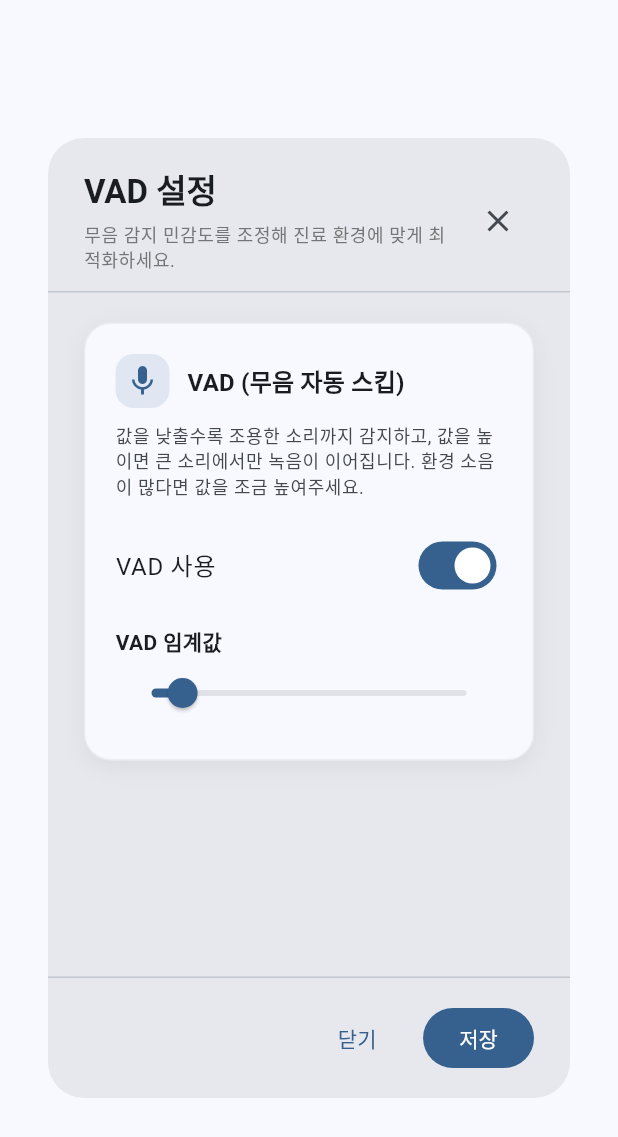
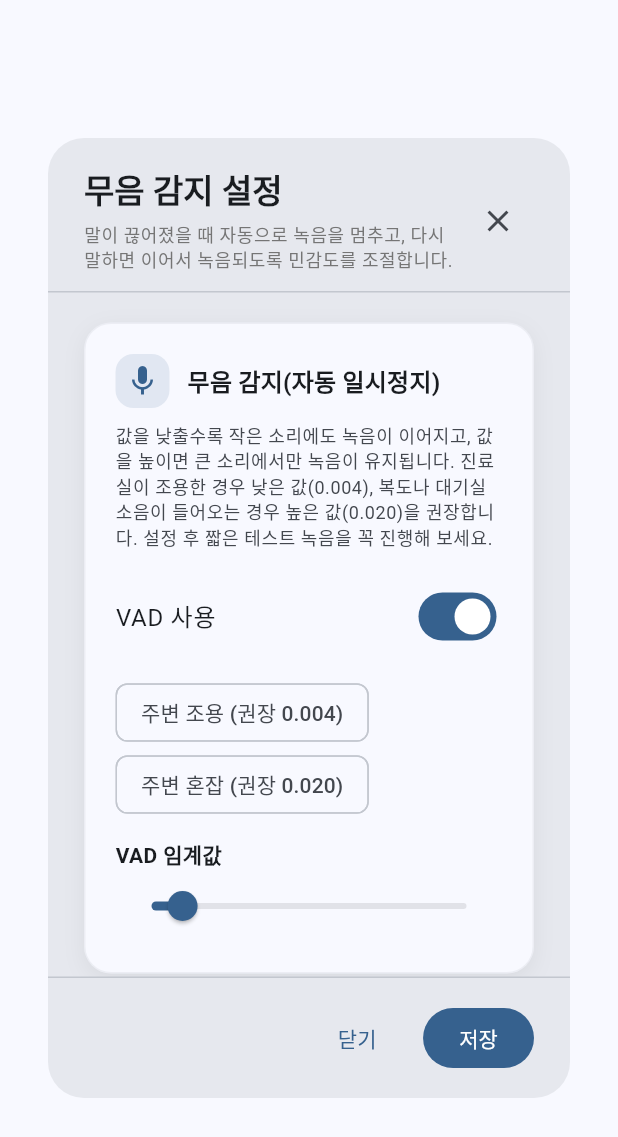
Before and after one commit to Eyebottle/eyebottlelee, a Flutter app: the AdvancedSettingsDialog widget shown alone on an empty page, opened directly with empty values, on a phone screen of 412 x 824 dp. Shown: the top 1137 px of the screen. Run offline on Flutter 3.47's test engine with Material 3 defaults, Android fonts, the phone set to English and light mode, and no system bars; our stand-ins replace logger, shared_preferences; missing offline and left inert: cron, file_selector, launch_at_startup, record, system_tray, window_manager; accounts and stored records are empty.

Commit message:
feat: add VAD presets and guidance

```diff
--- a/lib/ui/widgets/advanced_settings_dialog.dart
+++ b/lib/ui/widgets/advanced_settings_dialog.dart
@@ -1,3 +1,5 @@
+// ignore_for_file: invalid_use_of_protected_member
+
 import 'dart:io' show Platform;
 
 import 'package:flutter/foundation.dart';
@@ -35,6 +37,7 @@ class _AdvancedSettingsDialogState extends State<AdvancedSettingsDialog> {
   bool _launchAtStartup = true;
   bool _loading = true;
   RetentionOption _retentionOption = RetentionOption.forever;
+  VadPreset? _vadPreset;
 
   @override
   void initState() {
@@ -53,6 +56,7 @@ class _AdvancedSettingsDialogState extends State<AdvancedSettingsDialog> {
       _vadThreshold = vadThreshold;
       _launchAtStartup = launch;
       _retentionOption = _optionFromDuration(retention);
+      _vadPreset = _presetFromThreshold(_vadThreshold);
       _loading = false;
     });
   }
@@ -118,8 +122,8 @@ class _AdvancedSettingsDialogState extends State<AdvancedSettingsDialog> {
     final theme = Theme.of(context);
     final (title, description) = switch (widget.section) {
       AdvancedSettingSection.vad => (
-          'VAD 설정',
-          '무음 감지 민감도를 조정해 진료 환경에 맞게 최적화하세요.'
+          '무음 감지 설정',
+          '말이 끊어졌을 때 자동으로 녹음을 멈추고, 다시 말하면 이어서 녹음되도록 민감도를 조절합니다.'
         ),
       AdvancedSettingSection.retention => (
           '녹음 파일 보관 기간',
@@ -168,9 +172,9 @@ class _AdvancedSettingsDialogState extends State<AdvancedSettingsDialog> {
       case AdvancedSettingSection.vad:
         return _SettingsCard(
           icon: Icons.mic,
-          title: 'VAD (무음 자동 스킵)',
+          title: '무음 감지(자동 일시정지)',
           description:
-              '값을 낮출수록 조용한 소리까지 감지하고, 값을 높이면 큰 소리에서만 녹음이 이어집니다. 환경 소음이 많다면 값을 조금 높여주세요.',
+              '값을 낮출수록 작은 소리에도 녹음이 이어지고, 값을 높이면 큰 소리에서만 녹음이 유지됩니다. 진료실이 조용한 경우 낮은 값(0.004), 복도나 대기실 소음이 들어오는 경우 높은 값(0.020)을 권장합니다. 설정 후 짧은 테스트 녹음을 꼭 진행해 보세요.',
           child: Column(
             crossAxisAlignment: CrossAxisAlignment.start,
             children: [
@@ -179,6 +183,34 @@ class _AdvancedSettingsDialogState extends State<AdvancedSettingsDialog> {
                 title: const Text('VAD 사용'),
                 value: _vadEnabled,
                 onChanged: (v) => setState(() => _vadEnabled = v),
+              ),
+              const SizedBox(height: 12),
+              Wrap(
+                spacing: 8,
+                children: [
+                  ChoiceChip(
+                    label: const Text('주변 조용 (권장 0.004)'),
+                    selected: _vadPreset == VadPreset.quiet,
+                    onSelected: (selected) {
+                      if (!selected) return;
+                      setState(() {
+                        _vadPreset = VadPreset.quiet;
+                        _vadThreshold = 0.004;
+                      });
+                    },
+                  ),
+                  ChoiceChip(
+                    label: const Text('주변 혼잡 (권장 0.020)'),
+                    selected: _vadPreset == VadPreset.noisy,
+                    onSelected: (selected) {
+                      if (!selected) return;
+                      setState(() {
+                        _vadPreset = VadPreset.noisy;
+                        _vadThreshold = 0.02;
+                      });
+                    },
+                  ),
+                ],
               ),
               const SizedBox(height: 12),
               Text(
@@ -195,7 +227,10 @@ class _AdvancedSettingsDialogState extends State<AdvancedSettingsDialog> {
                 divisions: 99,
                 label: _vadThreshold.toStringAsFixed(3),
                 onChanged: _vadEnabled
-                    ? (v) => setState(() => _vadThreshold = v)
+                    ? (v) => setState(() {
+                          _vadThreshold = v;
+                          _vadPreset = null;
+                        })
                     : null,
               ),
             ],
@@ -205,20 +240,28 @@ class _AdvancedSettingsDialogState extends State<AdvancedSettingsDialog> {
         return _SettingsCard(
           icon: Icons.history,
           title: '녹음 파일 자동 삭제 기간',
-          description: '선택한 기간이 지나면 앱이 날짜별 폴더를 포함해 자동으로 정리합니다.',
-          child: Wrap(
-            spacing: 8,
-            runSpacing: 8,
-            children: RetentionOption.values
-                .map(
-                  (option) => ChoiceChip(
-                    label: Text(_labelForOption(option)),
-                    selected: _retentionOption == option,
-                    onSelected: (_) =>
-                        setState(() => _retentionOption = option),
-                  ),
-                )
-                .toList(),
+          description: '기본값은 영구 보존이며, 선택한 기간이 지나면 앱이 날짜별 폴더를 포함해 자동으로 정리합니다.',
+          child: Column(
+            mainAxisSize: MainAxisSize.min,
+            children: RetentionOption.values.map((option) {
+              final (label, detail) = _retentionDetails(option);
+              return RadioListTile<RetentionOption>(
+                contentPadding: EdgeInsets.zero,
+                title: Text(label,
+                    style: const TextStyle(fontWeight: FontWeight.w600)),
+                subtitle: detail == null
+                    ? null
+                    : Text(detail,
+                        style: Theme.of(context).textTheme.bodySmall),
+                value: option,
+                groupValue: _retentionOption,
+                onChanged: (value) {
+                  if (value != null) {
+                    setState(() => _retentionOption = value);
+                  }
+                },
+              );
+            }).toList(),
           ),
         );
       case AdvancedSettingSection.autoLaunch:
@@ -268,6 +311,14 @@ class _AdvancedSettingsDialogState extends State<AdvancedSettingsDialog> {
       Navigator.of(context).pop('saved');
     }
   }
+}
+
+enum VadPreset { quiet, noisy }
+
+VadPreset? _presetFromThreshold(double threshold) {
+  if ((threshold - 0.004).abs() < 0.0005) return VadPreset.quiet;
+  if ((threshold - 0.020).abs() < 0.0005) return VadPreset.noisy;
+  return null;
 }
 
 class _SettingsCard extends StatelessWidget {
@@ -391,3 +442,23 @@ String _labelForOption(RetentionOption option) {
       return '1년';
   }
 }
+
+(String, String?) _retentionDetails(RetentionOption option) {
+  switch (option) {
+    case RetentionOption.forever:
+      return (
+        '삭제 없음 (영구 보존)',
+        '기본값입니다. 모든 녹음 파일을 수동으로 정리할 때까지 보관합니다.',
+      );
+    case RetentionOption.week:
+      return ('1주', '최근 진료만 확인할 때 권장합니다.');
+    case RetentionOption.month:
+      return ('1개월', '일반적인 진료 기록 보관 기간에 적합합니다.');
+    case RetentionOption.threeMonths:
+      return ('3개월', '분기별 보고나 검토를 준비할 때 유용합니다.');
+    case RetentionOption.sixMonths:
+      return ('6개월', '반기 단위로 정리하는 환경에 적합합니다.');
+    case RetentionOption.year:
+      return ('1년', '장기 보관이 필요할 때 사용하세요.');
+  }
+}
```
